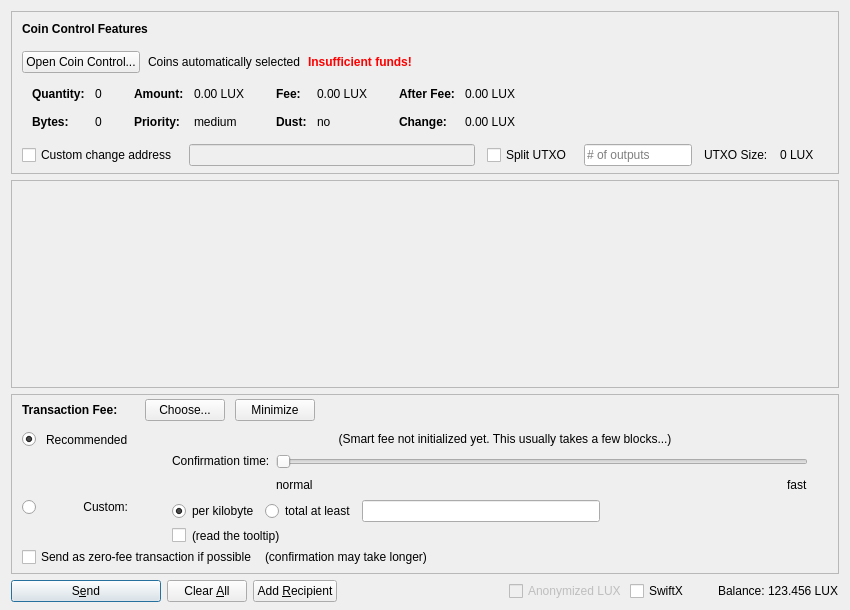
Before: the Qt Designer form src/qt/forms/sendcoinsdialog.ui in LUX-Core/lux, drawn with Qt 5.
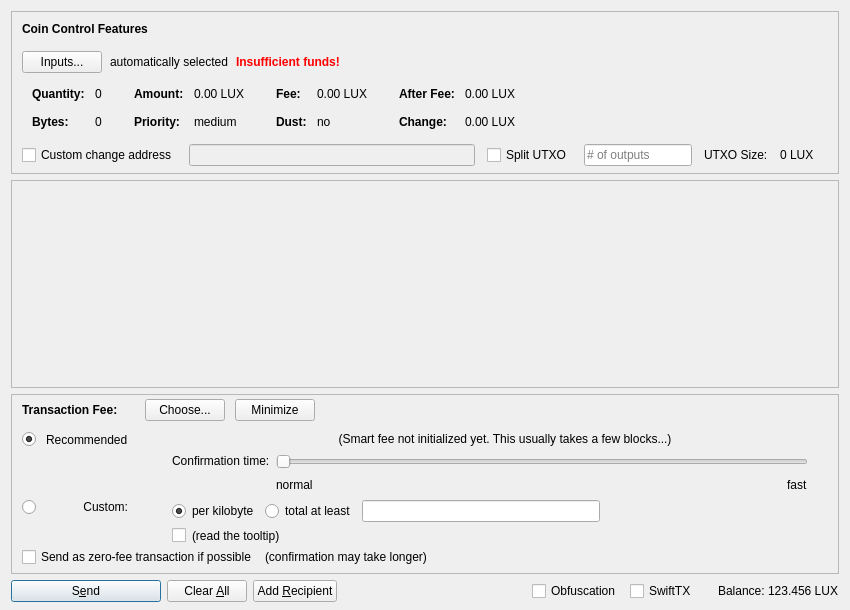
After: the same form once the commit is applied. Icons and pictures are not drawn. Custom widgets are drawn as their Qt base class.

The edit to the form file:
```diff
--- a/src/qt/forms/sendcoinsdialog.ui
+++ b/src/qt/forms/sendcoinsdialog.ui
@@ -107,7 +107,7 @@
              <string notr="true"/>
             </property>
             <property name="text">
-             <string>Open Coin Control...</string>
+             <string>Inputs...</string>
             </property>
             <property name="autoDefault">
              <bool>false</bool>
@@ -117,7 +117,7 @@
           <item>
            <widget class="QLabel" name="labelCoinControlAutomaticallySelected">
             <property name="text">
-             <string>Coins automatically selected</string>
+             <string>automatically selected</string>
             </property>
             <property name="margin">
              <number>5</number>
@@ -1385,13 +1385,19 @@
         <number>3</number>
        </property>
        <item>
-        <widget class="QCheckBox" name="checkzLUX">
-         <property name="enabled">
+        <widget class="QCheckBox" name="checkUseObfuscation">
+         <property name="minimumSize">
+          <size>
+           <width>95</width>
+           <height>0</height>
+          </size>
+         </property>
+         <property name="text">
+          <string>Obfuscation</string>
+         </property>
+         <property name="checked">
           <bool>false</bool>
          </property>
-         <property name="text">
-          <string>Anonymized LUX</string>
-         </property>
         </widget>
        </item>
        <item>
@@ -1406,7 +1412,7 @@
           </size>
          </property>
          <property name="text">
-          <string>SwiftX</string>
+          <string>SwiftTX</string>
          </property>
         </widget>
        </item>
```
Left out of the diff: 2 changed lines with no effect on the pictures.
